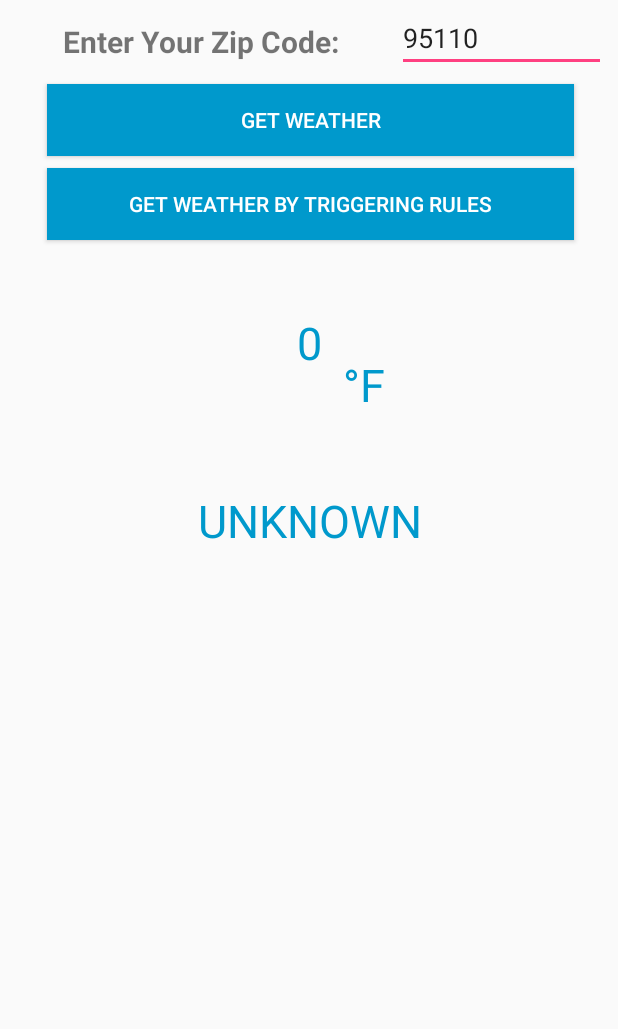
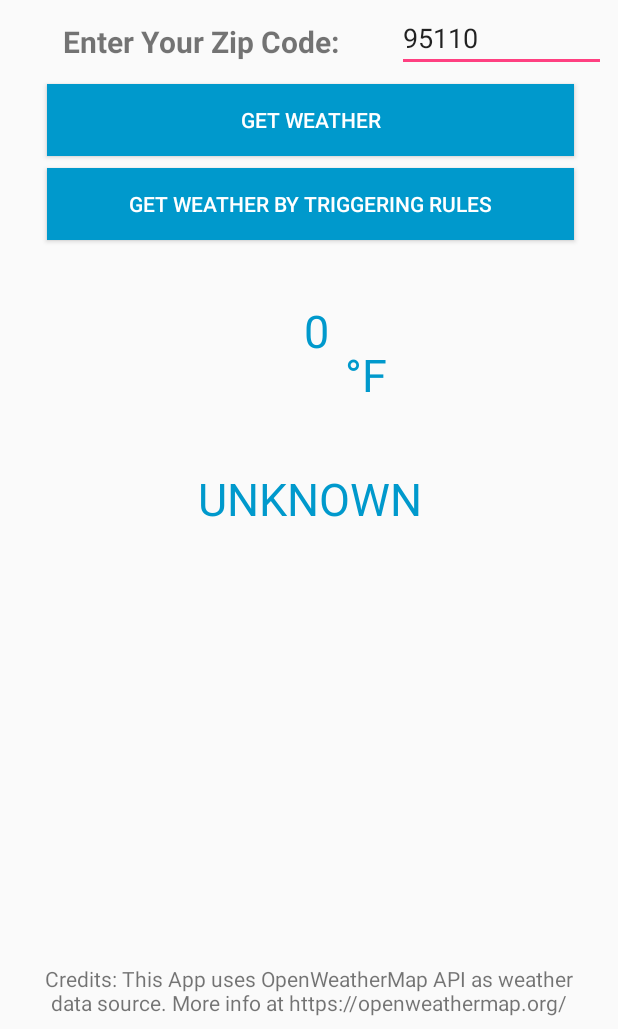
Before and after one commit to Adobe-Marketing-Cloud/acp-sdks, an Android app: the screen it shows after launch (MainActivity), on a phone screen of 412 x 824 dp, the part 207-1236 px from its top. Run offline under Robolectric (Android 15) with nearby library versions, the phone set to English and light mode, and no system bars; 10 statements that could not run were skipped.

Commit message:
Update credits

```diff
--- a/Android/sdk-weather-extension-android/app/src/main/res/layout/activity_main.xml
+++ b/Android/sdk-weather-extension-android/app/src/main/res/layout/activity_main.xml
@@ -99,14 +99,14 @@
         android:layout_height="wrap_content"
         android:layout_marginEnd="8dp"
         android:layout_marginStart="8dp"
-        android:layout_marginTop="48dp"
+        android:layout_marginTop="40dp"
         android:text="0"
         android:textAlignment="textEnd"
         android:textAllCaps="true"
         android:textColor="@color/colorTurquoise"
         android:textSize="30dp"
         app:layout_constraintEnd_toStartOf="@+id/tvTempFormat"
-        app:layout_constraintHorizontal_bias="0.96"
+        app:layout_constraintHorizontal_bias="0.984"
         app:layout_constraintStart_toStartOf="parent"
         app:layout_constraintTop_toBottomOf="@+id/btnGetWeatherByRules" />
 
@@ -123,7 +123,7 @@
         android:textAllCaps="true"
         android:textColor="@color/colorTurquoise"
         android:textSize="30dp"
-        app:layout_constraintBottom_toBottomOf="parent"
+        app:layout_constraintBottom_toTopOf="@+id/tvCredits"
         app:layout_constraintEnd_toEndOf="parent"
         app:layout_constraintHorizontal_bias="0.503"
         app:layout_constraintStart_toStartOf="parent"
@@ -132,10 +132,10 @@
 
     <TextView
         android:id="@+id/tvTempFormat"
-        android:layout_width="39dp"
+        android:layout_width="42dp"
         android:layout_height="38dp"
         android:layout_marginBottom="8dp"
-        android:layout_marginEnd="144dp"
+        android:layout_marginEnd="140dp"
         android:layout_marginTop="8dp"
         android:text="°F"
         android:textAlignment="textStart"
@@ -144,6 +144,19 @@
         app:layout_constraintBottom_toTopOf="@+id/tvConditions"
         app:layout_constraintEnd_toEndOf="parent"
         app:layout_constraintTop_toBottomOf="@+id/btnGetWeatherByRules"
-        app:layout_constraintVertical_bias="0.606" />
+        app:layout_constraintVertical_bias="0.627" />
+
+    <TextView
+        android:id="@+id/tvCredits"
+        android:layout_width="359dp"
+        android:layout_height="wrap_content"
+        android:layout_marginBottom="8dp"
+        android:layout_marginEnd="8dp"
+        android:layout_marginStart="8dp"
+        android:text="@string/credits"
+        android:textAlignment="center"
+        app:layout_constraintBottom_toBottomOf="parent"
+        app:layout_constraintEnd_toEndOf="parent"
+        app:layout_constraintStart_toStartOf="parent" />
 
 </android.support.constraint.ConstraintLayout>
--- a/Android/sdk-weather-extension-android/app/src/main/res/values/strings.xml
+++ b/Android/sdk-weather-extension-android/app/src/main/res/values/strings.xml
@@ -1,3 +1,4 @@
 <resources>
     <string name="app_name">WeatherExampleTester</string>
+    <string name="credits">Credits: This App uses OpenWeatherMap API as weather data source. More info at https://openweathermap.org/</string>
 </resources>
```
Also changed, not shown: 1 other file.
